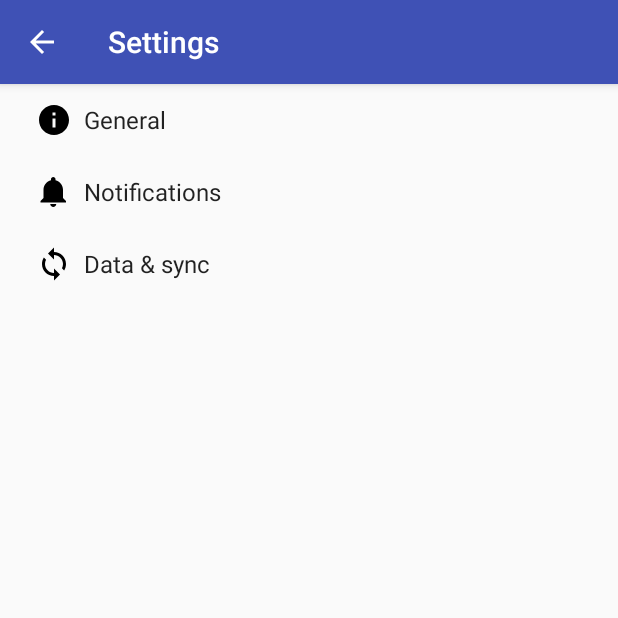
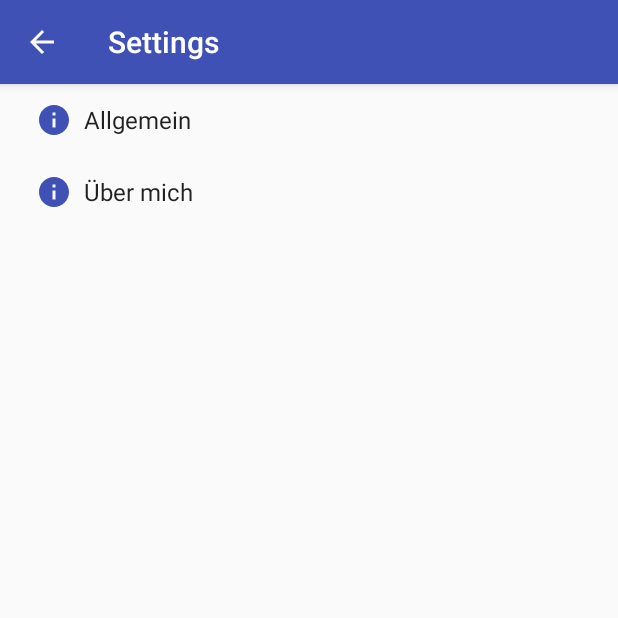
Before and after one commit to Glup3/Amadeus, an Android app: the SettingsActivity screen opened directly, with no data from a screen before it, on a phone screen of 412 x 824 dp, the top half of it. Run offline under Robolectric (Android 15) with nearby library versions, the phone set to English and light mode, and no system bars.

Commit message:
remove default setting preferences add custom preferences & fragments
Signed-off-by: Glup3 <glupstar312@gmail.com>

```diff
--- a/app/src/main/java/at/tra/glup3/amadeus/MainActivity.java
+++ b/app/src/main/java/at/tra/glup3/amadeus/MainActivity.java
@@ -1,7 +1,9 @@
 package at.tra.glup3.amadeus;
 
+import android.content.Intent;
 import android.support.v7.app.AppCompatActivity;
 import android.os.Bundle;
+import android.view.View;
 
 public class MainActivity extends AppCompatActivity {
 
@@ -10,4 +12,9 @@ public class MainActivity extends AppCompatActivity {
         super.onCreate(savedInstanceState);
         setContentView(R.layout.activity_main);
     }
+
+    public void openSettings(View view) {
+        Intent intent = new Intent(this, SettingsActivity.class);
+        startActivity(intent);
+    }
 }
--- a/app/src/main/java/at/tra/glup3/amadeus/SettingsActivity.java
+++ b/app/src/main/java/at/tra/glup3/amadeus/SettingsActivity.java
@@ -43,7 +43,7 @@ public class SettingsActivity extends AppCompatPreferenceActivity {
         @Override
         public boolean onPreferenceChange(Preference preference, Object value) {
             String stringValue = value.toString();
-
+            // DEFINE WHAT YOU WANT TO DO WITH
             if (preference instanceof ListPreference) {
                 // For list preferences, look up the correct display value in
                 // the preference's 'entries' list.
@@ -56,27 +56,6 @@ public class SettingsActivity extends AppCompatPreferenceActivity {
                                 ? listPreference.getEntries()[index]
                                 : null);
 
-            } else if (preference instanceof RingtonePreference) {
-                // For ringtone preferences, look up the correct display value
-                // using RingtoneManager.
-                if (TextUtils.isEmpty(stringValue)) {
-                    // Empty values correspond to 'silent' (no ringtone).
-                    preference.setSummary(R.string.pref_ringtone_silent);
-
-                } else {
-                    Ringtone ringtone = RingtoneManager.getRingtone(
-                            preference.getContext(), Uri.parse(stringValue));
-
-                    if (ringtone == null) {
-                        // Clear the summary if there was a lookup error.
-                        preference.setSummary(null);
-                    } else {
-                        // Set the summary to reflect the new ringtone display
-                        // name.
-                        String name = ringtone.getTitle(preference.getContext());
-                        preference.setSummary(name);
-                    }
-                }
 
             } else {
                 // For all other preferences, set the summary to the value's
@@ -170,8 +149,8 @@ public class SettingsActivity extends AppCompatPreferenceActivity {
     protected boolean isValidFragment(String fragmentName) {
         return PreferenceFragment.class.getName().equals(fragmentName)
                 || GeneralPreferenceFragment.class.getName().equals(fragmentName)
-                || DataSyncPreferenceFragment.class.getName().equals(fragmentName)
-                || NotificationPreferenceFragment.class.getName().equals(fragmentName);
+                || AboutMePreferenceFragment.class.getName().equals(fragmentName);
+        // ADD FRAGMENT OR IT WONT WORK
     }
 
     /**
@@ -186,12 +165,8 @@ public class SettingsActivity extends AppCompatPreferenceActivity {
             addPreferencesFromResource(R.xml.pref_general);
             setHasOptionsMenu(true);
 
-            // Bind the summaries of EditText/List/Dialog/Ringtone preferences
-            // to their values. When their values change, their summaries are
-            // updated to reflect the new value, per the Android Design
-            // guidelines.
-            bindPreferenceSummaryToValue(findPreference("example_text"));
-            bindPreferenceSummaryToValue(findPreference("example_list"));
+            bindPreferenceSummaryToValue(findPreference("pref_language_key"));
+            bindPreferenceSummaryToValue(findPreference("pref_subtitles_language_key"));
         }
 
         @Override
@@ -205,24 +180,14 @@ public class SettingsActivity extends AppCompatPreferenceActivity {
         }
     }
 
-    /**
-     * This fragment shows notification preferences only. It is used when the
-     * activity is showing a two-pane settings UI.
-     */
     @TargetApi(Build.VERSION_CODES.HONEYCOMB)
-    public static class NotificationPreferenceFragment extends PreferenceFragment {
+    public static class AboutMePreferenceFragment extends PreferenceFragment {
         @Override
         public void onCreate(Bundle savedInstanceState) {
             super.onCreate(savedInstanceState);
-            addPreferencesFromResource(R.xml.pref_notification);
+            addPreferencesFromResource(R.xml.pref_aboutme);
             setHasOptionsMenu(true);
-
-            // Bind the summaries of EditText/List/Dialog/Ringtone preferences
-            // to their values. When their values change, their summaries are
-            // updated to reflect the new value, per the Android Design
-            // guidelines.
-            bindPreferenceSummaryToValue(findPreference("notifications_new_message_ringtone"));
-        }
+}
 
         @Override
         public boolean onOptionsItemSelected(MenuItem item) {
@@ -235,33 +200,6 @@ public class SettingsActivity extends AppCompatPreferenceActivity {
         }
     }
 
-    /**
-     * This fragment shows data and sync preferences only. It is used when the
-     * activity is showing a two-pane settings UI.
-     */
-    @TargetApi(Build.VERSION_CODES.HONEYCOMB)
-    public static class DataSyncPreferenceFragment extends PreferenceFragment {
-        @Override
-        public void onCreate(Bundle savedInstanceState) {
-            super.onCreate(savedInstanceState);
-            addPreferencesFromResource(R.xml.pref_data_sync);
-            setHasOptionsMenu(true);
+    // If necessary, add more PreferenceFragments, example above
 
-            // Bind the summaries of EditText/List/Dialog/Ringtone preferences
-            // to their values. When their values change, their summaries are
-            // updated to reflect the new value, per the Android Design
-            // guidelines.
-            bindPreferenceSummaryToValue(findPreference("sync_frequency"));
-        }
-
-        @Override
-        public boolean onOptionsItemSelected(MenuItem item) {
-            int id = item.getItemId();
-            if (id == android.R.id.home) {
-                startActivity(new Intent(getActivity(), SettingsActivity.class));
-                return true;
-            }
-            return super.onOptionsItemSelected(item);
-        }
-    }
 }
--- a/app/src/main/res/drawable/ic_info_black_24dp.xml
+++ b/app/src/main/res/drawable/ic_info_blue_24dp.xml
@@ -4,6 +4,6 @@
     android:viewportWidth="24.0"
     android:viewportHeight="24.0">
     <path
-        android:fillColor="#FF000000"
+        android:fillColor="#3F51B5"
         android:pathData="M12,2C6.48,2 2,6.48 2,12s4.48,10 10,10 10,-4.48 10,-10S17.52,2 12,2zm1,15h-2v-6h2v6zm0,-8h-2V7h2v2z" />
 </vector>
--- a/app/src/main/res/layout/activity_main.xml
+++ b/app/src/main/res/layout/activity_main.xml
@@ -15,4 +15,9 @@
         app:layout_constraintRight_toRightOf="parent"
         app:layout_constraintTop_toTopOf="parent" />
 
+    <Button
+        android:layout_width="wrap_content"
+        android:layout_height="wrap_content"
+        android:onClick="openSettings"/>
+
 </android.support.constraint.ConstraintLayout>
--- a/app/src/main/res/values/colors.xml
+++ b/app/src/main/res/values/colors.xml
@@ -2,5 +2,5 @@
 <resources>
     <color name="colorPrimary">#3F51B5</color>
     <color name="colorPrimaryDark">#303F9F</color>
-    <color name="colorAccent">#FF4081</color>
+    <color name="colorAccent">#4527a0</color>
 </resources>
--- a/app/src/main/res/values/strings.xml
+++ b/app/src/main/res/values/strings.xml
@@ -2,75 +2,43 @@
     <string name="app_name">Amadeus</string>
     <string name="title_activity_settings">Settings</string>
 
-    <!-- Strings related to Settings -->
 
-    <!-- Example General settings -->
-    <string name="pref_header_general">General</string>
 
-    <string name="pref_title_social_recommendations">Enable social recommendations</string>
-    <string name="pref_description_social_recommendations">Recommendations for people to contact
-        based on your message history
-    </string>
 
-    <string name="pref_title_display_name">Display name</string>
-    <string name="pref_default_display_name">John Smith</string>
 
-    <string name="pref_title_add_friends_to_messages">Add friends to messages</string>
-    <string-array name="pref_example_list_titles">
-        <item>Always</item>
-        <item>When possible</item>
-        <item>Never</item>
+
+
+
+    <!-- Strings for Settings/Preferences -->
+
+    <!-- Headers -->
+    <string name="pref_header_general">Allgemein</string>
+    <string name="pref_header_aboutme">Über mich</string>
+
+
+    <!-- Language -->
+    <string name="pref_title_language">Systemsprache</string>
+    <string name="pref_language_defaultValue">German</string>
+    <string-array name="pref_language_titles">
+        <item>Deutsch</item>
+        <item>Englisch</item>
     </string-array>
-    <string-array name="pref_example_list_values">
-        <item>1</item>
-        <item>0</item>
-        <item>-1</item>
+    <string-array name="pref_language_values">
+        <item>German</item>
+        <item>English</item>
     </string-array>
 
-    <!-- Example settings for Data & Sync -->
-    <string name="pref_header_data_sync">Data &amp; sync</string>
 
-    <string name="pref_title_sync_frequency">Sync frequency</string>
-    <string-array name="pref_sync_frequency_titles">
-        <item>15 minutes</item>
-        <item>30 minutes</item>
-        <item>1 hour</item>
-        <item>3 hours</item>
-        <item>6 hours</item>
-        <item>Never</item>
-    </string-array>
-    <string-array name="pref_sync_frequency_values">
-        <item>15</item>
-        <item>30</item>
-        <item>60</item>
-        <item>180</item>
-        <item>360</item>
-        <item>-1</item>
-    </string-array>
+    <!-- Subtitles -->
+    <string name="pref_category_title_subtitles">Untertitel Einstellungen</string>
+    <string name="pref_title_subtitles">Untertitel</string>
+    <string name="pref_summary_subtitles">Aktiviert Untertitel</string>
+    <string name="pref_title_subtitles_language">Untertitel Sprache</string>
 
-    <string-array name="list_preference_entries">
-        <item>Entry 1</item>
-        <item>Entry 2</item>
-        <item>Entry 3</item>
-    </string-array>
 
-    <string-array name="list_preference_entry_values">
-        <item>1</item>
-        <item>2</item>
-        <item>3</item>
-    </string-array>
+    <!-- About Me -->
 
-    <string-array name="multi_select_list_preference_default_value" />
 
-    <string name="pref_title_system_sync_settings">System sync settings</string>
 
-    <!-- Example settings for Notifications -->
-    <string name="pref_header_notifications">Notifications</string>
 
-    <string name="pref_title_new_message_notifications">New message notifications</string>
-
-    <string name="pref_title_ringtone">Ringtone</string>
-    <string name="pref_ringtone_silent">Silent</string>
-
-    <string name="pref_title_vibrate">Vibrate</string>
 </resources>
--- /dev/null
+++ b/app/src/main/res/xml/pref_aboutme.xml
@@ -0,0 +1,22 @@
+<PreferenceScreen xmlns:android="http://schemas.android.com/apk/res/android">
+
+    <EditTextPreference
+        android:key="version"
+        android:title="Template TITLE"
+        android:summary="TEMPLATE TEXT/SUMMARY"
+        android:enabled="false"
+        android:selectable="false"
+        android:persistent="false"
+        android:shouldDisableView="false"/>
+
+    <EditTextPreference
+        android:key="version"
+        android:summary="Age: 17"
+        android:enabled="false"
+        android:selectable="false"
+        android:persistent="false"
+        android:shouldDisableView="false"/>
+
+
+
+</PreferenceScreen>
--- a/app/src/main/res/xml/pref_data_sync.xml
+++ /dev/null
@@ -1,21 +0,0 @@
-<PreferenceScreen xmlns:android="http://schemas.android.com/apk/res/android">
-
-    <!-- NOTE: Hide buttons to simplify the UI. Users can touch outside the dialog to
-         dismiss it. -->
-    <!-- NOTE: ListPreference's summary should be set to its value by the activity code. -->
-    <ListPreference
-        android:defaultValue="180"
-        android:entries="@array/pref_sync_frequency_titles"
-        android:entryValues="@array/pref_sync_frequency_values"
-        android:key="sync_frequency"
-        android:negativeButtonText="@null"
-        android:positiveButtonText="@null"
-        android:title="@string/pref_title_sync_frequency" />
-
-    <!-- This preference simply launches an intent when selected. Use this UI sparingly, per
-         design guidelines. -->
-    <Preference android:title="@string/pref_title_system_sync_settings">
-        <intent android:action="android.settings.SYNC_SETTINGS" />
-    </Preference>
-
-</PreferenceScreen>
--- a/app/src/main/res/xml/pref_general.xml
+++ b/app/src/main/res/xml/pref_general.xml
@@ -1,33 +1,38 @@
 <PreferenceScreen xmlns:android="http://schemas.android.com/apk/res/android">
 
-    <SwitchPreference
-        android:defaultValue="true"
-        android:key="example_switch"
-        android:summary="@string/pref_description_social_recommendations"
-        android:title="@string/pref_title_social_recommendations" />
 
-    <!-- NOTE: EditTextPreference accepts EditText attributes. -->
-    <!-- NOTE: EditTextPreference's summary should be set to its value by the activity code. -->
-    <EditTextPreference
-        android:capitalize="words"
-        android:defaultValue="@string/pref_default_display_name"
-        android:inputType="textCapWords"
-        android:key="example_text"
-        android:maxLines="1"
-        android:selectAllOnFocus="true"
-        android:singleLine="true"
-        android:title="@string/pref_title_display_name" />
-
-    <!-- NOTE: Hide buttons to simplify the UI. Users can touch outside the dialog to
-         dismiss it. -->
-    <!-- NOTE: ListPreference's summary should be set to its value by the activity code. -->
     <ListPreference
-        android:defaultValue="-1"
-        android:entries="@array/pref_example_list_titles"
-        android:entryValues="@array/pref_example_list_values"
-        android:key="example_list"
+        android:defaultValue="@string/pref_language_defaultValue"
+        android:title="@string/pref_title_language"
+        android:entries="@array/pref_language_titles"
+        android:entryValues="@array/pref_language_values"
+        android:key="pref_language_key"
         android:negativeButtonText="@null"
         android:positiveButtonText="@null"
-        android:title="@string/pref_title_add_friends_to_messages" />
+        />
+
+    <PreferenceCategory
+        android:title="@string/pref_category_title_subtitles"
+        android:key="pref_category_language_key">
+        <SwitchPreference
+            android:defaultValue="true"
+            android:key="pref_subtitle_key"
+            android:summary="@string/pref_summary_subtitles"
+            android:title="@string/pref_title_subtitles"
+            />
+
+        <ListPreference
+            android:defaultValue="@string/pref_language_defaultValue"
+            android:title="@string/pref_title_subtitles_language"
+            android:entries="@array/pref_language_titles"
+            android:entryValues="@array/pref_language_values"
+            android:key="pref_subtitles_language_key"
+
+            />
+
+    </PreferenceCategory>
+
+
+
 
 </PreferenceScreen>
--- a/app/src/main/res/xml/pref_headers.xml
+++ b/app/src/main/res/xml/pref_headers.xml
@@ -4,17 +4,14 @@
 
     <header
         android:fragment="at.tra.glup3.amadeus.SettingsActivity$GeneralPreferenceFragment"
-        android:icon="@drawable/ic_info_black_24dp"
+        android:icon="@drawable/ic_info_blue_24dp"
         android:title="@string/pref_header_general" />
 
-    <header
-        android:fragment="at.tra.glup3.amadeus.SettingsActivity$NotificationPreferenceFragment"
-        android:icon="@drawable/ic_notifications_black_24dp"
-        android:title="@string/pref_header_notifications" />
+    // add headers for more sections
 
     <header
-        android:fragment="at.tra.glup3.amadeus.SettingsActivity$DataSyncPreferenceFragment"
-        android:icon="@drawable/ic_sync_black_24dp"
-        android:title="@string/pref_header_data_sync" />
+        android:fragment="at.tra.glup3.amadeus.SettingsActivity$AboutMePreferenceFragment"
+        android:title="@string/pref_header_aboutme"
+        android:icon="@drawable/ic_info_blue_24dp"/>
 
 </preference-headers>
--- a/app/src/main/res/xml/pref_notification.xml
+++ /dev/null
@@ -1,27 +0,0 @@
-<PreferenceScreen xmlns:android="http://schemas.android.com/apk/res/android">
-
-    <!-- A 'parent' preference, which enables/disables child preferences (below)
-         when checked/unchecked. -->
-    <SwitchPreference
-        android:defaultValue="true"
-        android:key="notifications_new_message"
-        android:title="@string/pref_title_new_message_notifications" />
-
-    <!-- Allows the user to choose a ringtone in the 'notification' category. -->
-    <!-- NOTE: This preference will be enabled only when the checkbox above is checked. -->
-    <!-- NOTE: RingtonePreference's summary should be set to its value by the activity code. -->
-    <RingtonePreference
-        android:defaultValue="content://settings/system/notification_sound"
-        android:dependency="notifications_new_message"
-        android:key="notifications_new_message_ringtone"
-        android:ringtoneType="notification"
-        android:title="@string/pref_title_ringtone" />
-
-    <!-- NOTE: This preference will be enabled only when the checkbox above is checked. -->
-    <SwitchPreference
-        android:defaultValue="true"
-        android:dependency="notifications_new_message"
-        android:key="notifications_new_message_vibrate"
-        android:title="@string/pref_title_vibrate" />
-
-</PreferenceScreen>
```
